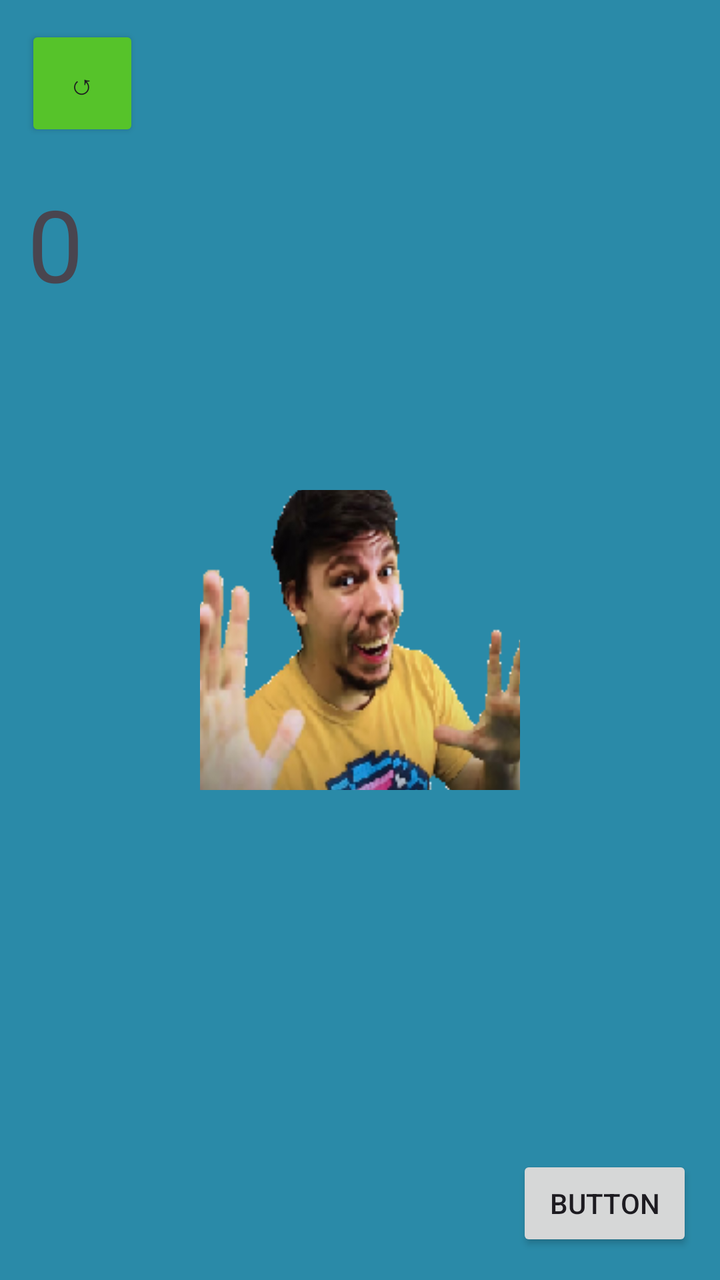
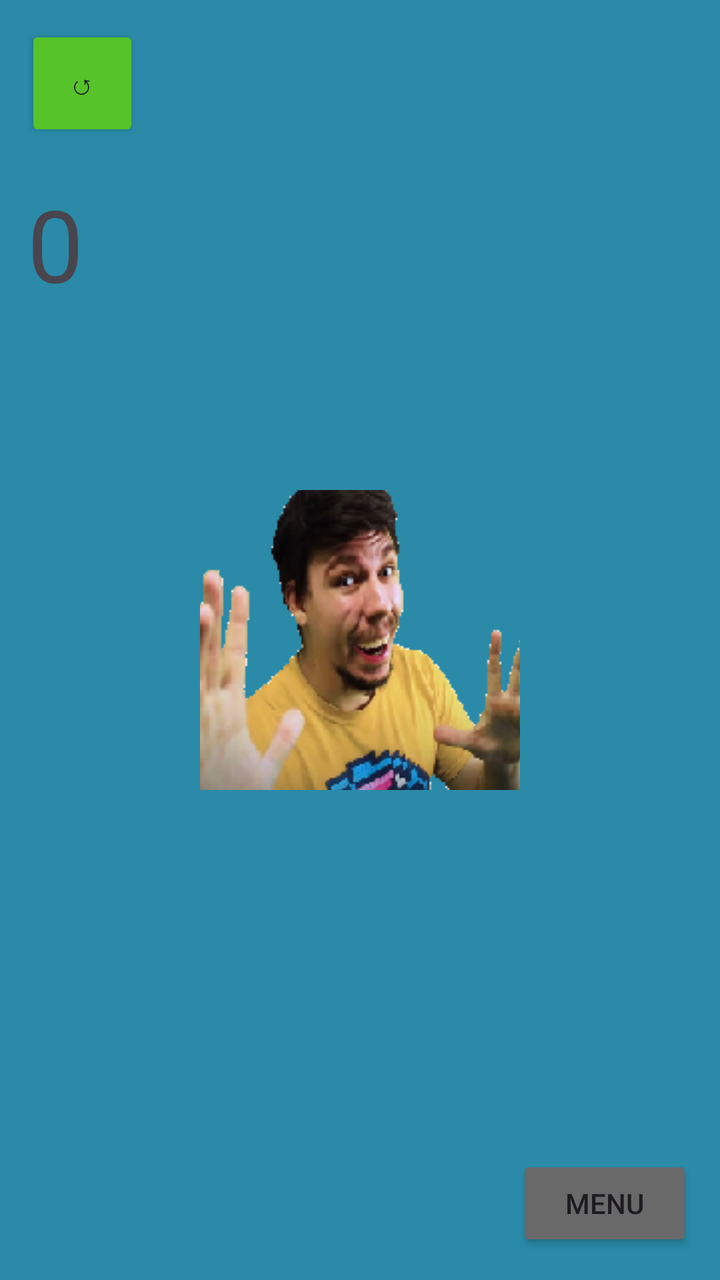

The first picture is an Android layout as it rendered before a commit; the second is the same layout after the commit. The layout source and the unified diff follow.
<!-- AndroidManifest.xml: application theme Theme.Clicker -->
<!-- res/layout/activity_main.xml -->
<?xml version="1.0" encoding="utf-8"?>
<androidx.constraintlayout.widget.ConstraintLayout xmlns:android="http://schemas.android.com/apk/res/android"
    xmlns:app="http://schemas.android.com/apk/res-auto"
    xmlns:tools="http://schemas.android.com/tools"
    android:id="@+id/main"
    android:layout_width="match_parent"
    android:layout_height="match_parent"
    android:background="#2A8AA8"
    tools:context=".MainActivity">

    <TextView
        android:id="@+id/scoreField"
        android:layout_width="332dp"
        android:layout_height="121dp"
        android:text="0"
        android:textAlignment="center"
        android:textSize="50sp"
        app:layout_constraintBottom_toBottomOf="parent"
        app:layout_constraintEnd_toEndOf="parent"
        app:layout_constraintHorizontal_bias="0.493"
        app:layout_constraintStart_toStartOf="parent"
        app:layout_constraintTop_toTopOf="parent"
        app:layout_constraintVertical_bias="0.17" />

    <ImageButton
        android:id="@+id/clickerBtn"
        android:layout_width="160dp"
        android:layout_height="150dp"
        android:contentDescription="clickedImage"
        app:layout_constraintBottom_toBottomOf="parent"
        app:layout_constraintEnd_toEndOf="parent"
        app:layout_constraintStart_toStartOf="parent"
        app:layout_constraintTop_toTopOf="parent"
        android:background="@null"
        app:srcCompat="@drawable/mrbst" />

    <Button
        android:id="@+id/themeSwitchMenuBtn"
        android:layout_width="wrap_content"
        android:layout_height="wrap_content"
        android:text="Button"
        app:layout_constraintBottom_toBottomOf="parent"
        app:layout_constraintEnd_toEndOf="parent"
        app:layout_constraintHorizontal_bias="0.95"
        app:layout_constraintStart_toStartOf="parent"
        app:layout_constraintTop_toTopOf="parent"
        app:layout_constraintVertical_bias="0.976" />

    <Button
        android:id="@+id/restartBtn"
        android:layout_width="57dp"
        android:layout_height="58dp"
        android:backgroundTint="#56C32A"

        android:text="↺"
        app:layout_constraintBottom_toBottomOf="parent"
        app:layout_constraintEnd_toEndOf="parent"
        app:layout_constraintHorizontal_bias="0.042"
        app:layout_constraintStart_toStartOf="parent"
        app:layout_constraintTop_toTopOf="parent"
        app:layout_constraintVertical_bias="0.022" />

</androidx.constraintlayout.widget.ConstraintLayout>
<!-- resources referenced by this layout -->
<resources>
  <!-- drawable mrbst: png bitmap (drawable, 46356 bytes) -->
  <style name="Theme.Clicker" parent="Base.Theme.Clicker" />
  <style name="Base.Theme.Clicker" parent="Theme.Material3.DayNight.NoActionBar">
          
          
      </style>
</resources>

<!-- the commit's change to res/layout/activity_main.xml (unified diff, before → after) -->
@@ -38,7 +38,8 @@
         android:id="@+id/themeSwitchMenuBtn"
         android:layout_width="wrap_content"
         android:layout_height="wrap_content"
-        android:text="Button"
+        android:text="Menu"
+        android:backgroundTint="#696969"
         app:layout_constraintBottom_toBottomOf="parent"
         app:layout_constraintEnd_toEndOf="parent"
         app:layout_constraintHorizontal_bias="0.95"
